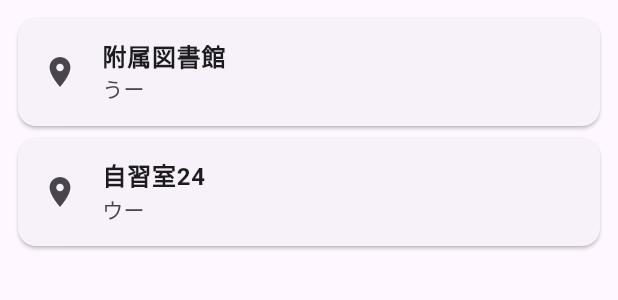
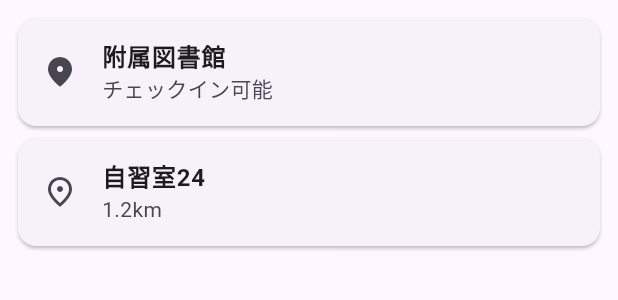
Before and after one commit to ynishimi/Study_app, a Flutter app: the PlaceList widget shown alone on an empty page, opened directly, on a phone screen of 412 x 824 dp. Shown: the top 300 px of the screen. Run offline on Flutter 3.47's test engine with Material 3 defaults, Android fonts, the phone set to English and light mode, and no system bars; our stand-ins replace firebase_core, google_fonts, google_maps_flutter, location, shared_preferences; missing offline and left inert: firebase_ui_auth; accounts and stored records are empty.

```diff
--- a/lib/place_list_page.dart
+++ b/lib/place_list_page.dart
@@ -16,14 +16,14 @@ class _PlaceListState extends State<PlaceList> {
       child: Column(
         children: <Widget>[
           Location(
-            Icons.place,
+            Icons.place_rounded,
             '附属図書館',
-            'うー',
+            'チェックイン可能',
           ),
           Location(
-            Icons.place,
+            Icons.place_outlined,
             '自習室24',
-            'ウー',
+            '1.2km',
           ),
         ],
       ),
```
Also changed, not shown: lib/home_page.dart (+14 -1 lines), 2 other files.
